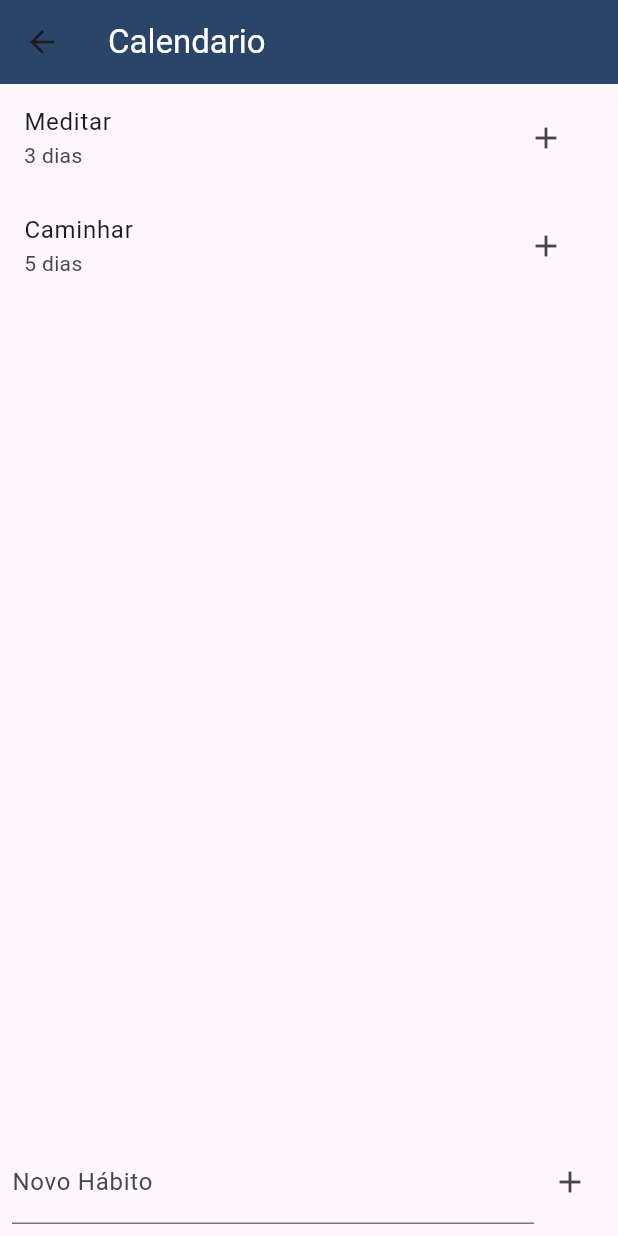
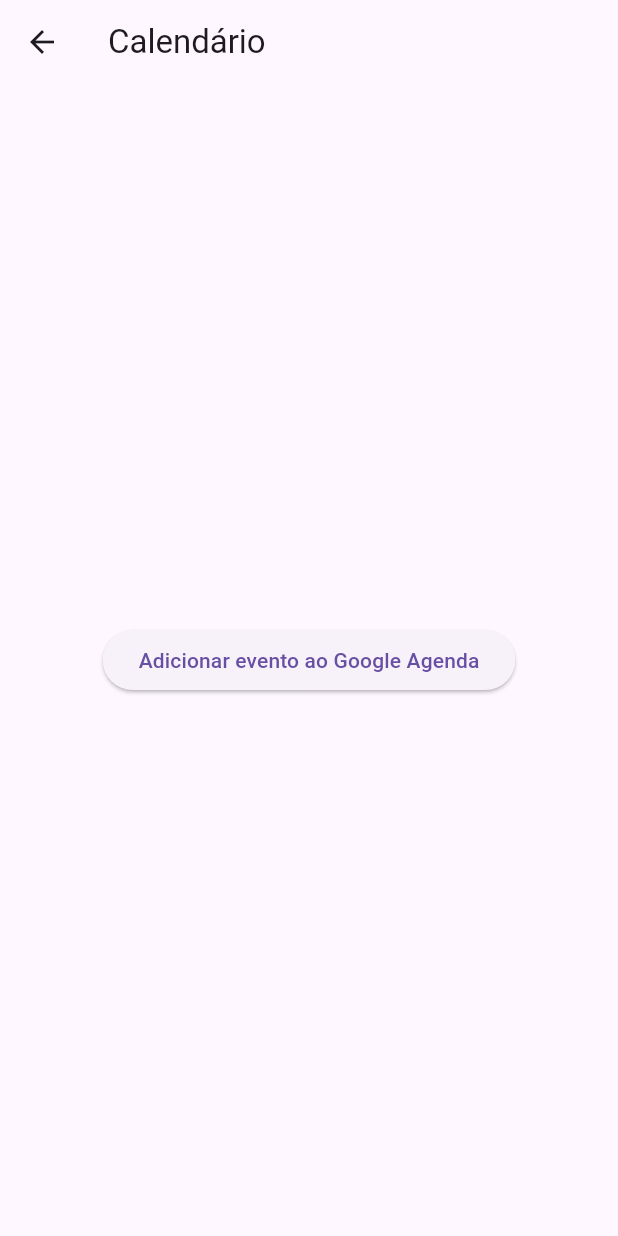
Before and after one commit to marcosmedeirros/LifeApp, a Flutter app: the screen it shows after launch, item 3 of the bottom bar chosen, on a phone screen of 412 x 824 dp. Run offline on Flutter 3.47's test engine with Material 3 defaults, Android fonts, the phone set to English and light mode, and no system bars; our stand-ins replace googleapis_auth; missing offline and left inert: googleapis.

Commit message:
alguns detalhes para adicionar ao google agenda

```diff
--- /dev/null
+++ b/lib/GoogleCalendarService.dart
@@ -0,0 +1,26 @@
+import 'package:googleapis_auth/auth_io.dart';
+import 'package:googleapis/calendar/v3.dart' as calendar;
+
+class GoogleCalendarService {
+  static const _scopes = [calendar.CalendarApi.calendarScope];
+
+  static Future<AutoRefreshingAuthClient> getClient() async {
+    final credentials = ServiceAccountCredentials.fromJson({
+      // Adicione suas credenciais aqui
+    });
+    return await clientViaServiceAccount(credentials, _scopes);
+  }
+
+  static Future<void> addEvent(String summary, DateTime startDate, DateTime endDate) async {
+    final client = await getClient();
+    final calendarApi = calendar.CalendarApi(client);
+    final calendarId = 'primary'; // ID do calendário principal
+
+    final event = calendar.Event();
+
+
+
+
+    await calendarApi.events.insert(event, calendarId);
+  }
+}
--- a/lib/calendario.dart
+++ b/lib/calendario.dart
@@ -1,4 +1,7 @@
+import 'package:flutter/cupertino.dart';
 import 'package:flutter/material.dart';
+
+import 'GoogleCalendarService.dart';
 
 class Calendario extends StatefulWidget {
   const Calendario({Key? key});
@@ -8,79 +11,20 @@ class Calendario extends StatefulWidget {
 }
 
 class _CalendarioState extends State<Calendario> {
-  final List<Map<String, dynamic>> habits = [
-    {'name': 'Meditar', 'days': 3},
-    {'name': 'Caminhar', 'days': 5},
-  ];
-
-  void _incrementHabitDays(int index) {
-    setState(() {
-      habits[index]['days']++;
-    });
-  }
-
-  void _addHabit(String habitName) {
-    setState(() {
-      habits.add({'name': habitName, 'days': 0});
-    });
-  }
-
   @override
   Widget build(BuildContext context) {
-    final TextEditingController habitController = TextEditingController();
-
     return Scaffold(
       appBar: AppBar(
-        title: Text(
-          'Calendario',
-          style: TextStyle(color: Colors.white),
+        title: Text('Calendário'),
+      ),
+      body: Center(
+        child: ElevatedButton(
+          onPressed: () {
+            // Adicione um evento ao Google Agenda
+            GoogleCalendarService.addEvent('Tarefa', DateTime.now(), DateTime.now().add(Duration(hours: 1)));
+          },
+          child: Text('Adicionar evento ao Google Agenda'),
         ),
-        backgroundColor: Color(0xFF2B4568),
-      ),
-      body: Column(
-        children: [
-          Expanded(
-            child: ListView.builder(
-              itemCount: habits.length,
-              itemBuilder: (context, index) {
-                return ListTile(
-                  title: Text(habits[index]['name']),
-                  subtitle: Text('${habits[index]['days']} dias'),
-                  trailing: IconButton(
-                    icon: Icon(Icons.add),
-                    onPressed: () {
-                      _incrementHabitDays(index);
-                    },
-                  ),
-                );
-              },
-            ),
-          ),
-          Padding(
-            padding: const EdgeInsets.all(8.0),
-            child: Row(
-              children: [
-                Expanded(
-                  child: TextField(
-                    controller: habitController,
-                    decoration: InputDecoration(
-                      labelText: 'Novo Hábito',
-                    ),
-                  ),
-                ),
-                IconButton(
-                  icon: Icon(Icons.add),
-                  onPressed: () {
-                    if (habitController.text.isNotEmpty) {
-                      _addHabit(habitController.text);
-                      habitController.clear();
-                    }
-                  },
-                ),
-              ],
-            ),
-          ),
-        ],
       ),
     );
   }
--- a/pubspec.yaml
+++ b/pubspec.yaml
@@ -31,7 +31,8 @@ dependencies:
   flutter:
     sdk: flutter
   flutter_local_notifications: ^12.0.4
-
+  googleapis: ^5.0.0
+  googleapis_auth: ^1.4.1
 
 
 
```
Also changed, not shown: pubspec.lock.
